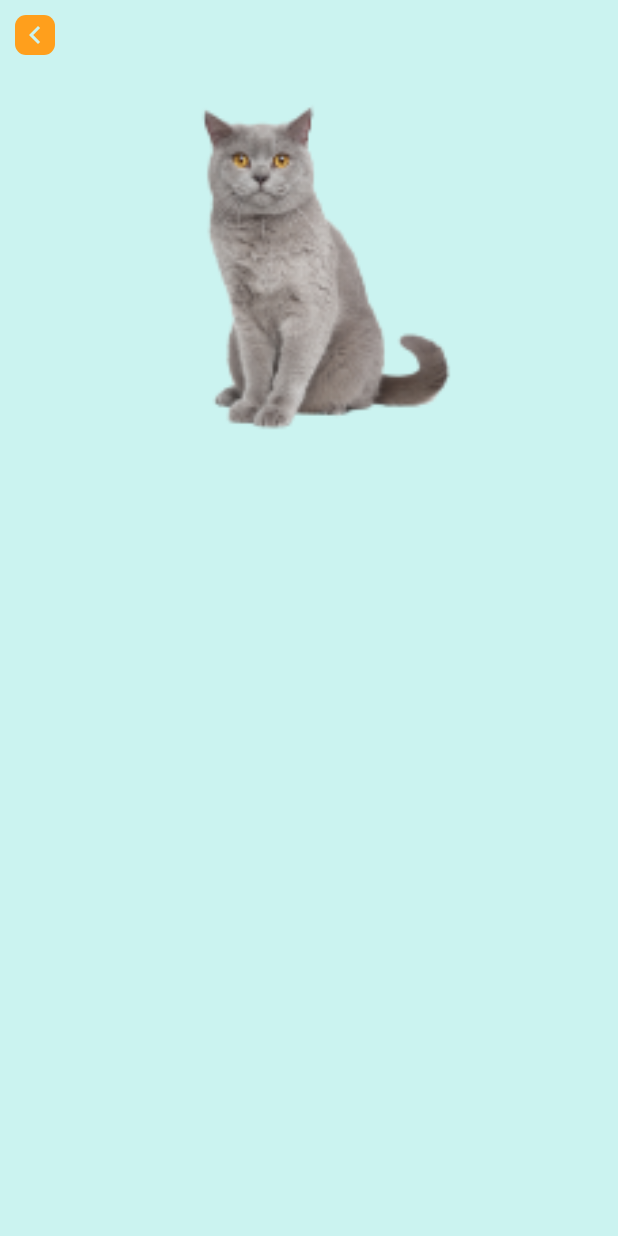
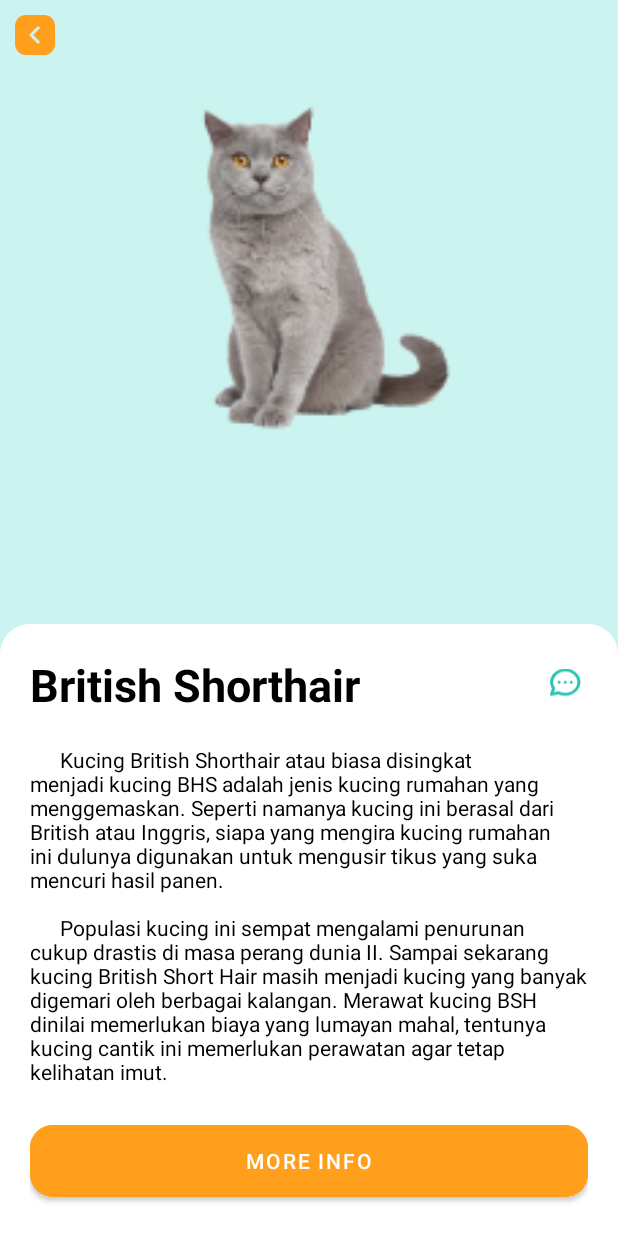
Before and after one commit to kucingapi/kucingin, an Android app: the layout detail_cat.xml on its own in the app's theme, with its tools: preview values and no code run, on a phone screen of 412 x 824 dp. Run offline under Robolectric (Android 15) with nearby library versions, the phone set to English and light mode, and no system bars.

Commit message:
[ADD] detail cat 1st design

```diff
--- /dev/null
+++ b/app/src/main/res/drawable/ic_message.xml
@@ -0,0 +1,13 @@
+<vector xmlns:android="http://schemas.android.com/apk/res/android"
+    android:width="29dp"
+    android:height="27dp"
+    android:viewportWidth="29"
+    android:viewportHeight="27">
+  <path
+      android:pathData="M18,9.0211V9.0311M5,17.0211L6.3,13.1211C5.1764,11.4594 4.77,9.4915 5.1562,7.5834C5.5424,5.6753 6.6951,3.9567 8.3998,2.7473C10.1045,1.538 12.2453,0.92 14.4241,1.0083C16.6029,1.0967 18.6715,1.8853 20.2453,3.2276C21.819,4.57 22.7909,6.3746 22.9801,8.3061C23.1693,10.2375 22.563,12.1643 21.2739,13.7282C19.9848,15.2921 18.1007,16.3867 15.9718,16.8084C13.8429,17.2302 11.6142,16.9504 9.7,16.0211L5,17.0211ZM14,9.0211V9.0311V9.0211ZM10,9.0211V9.0311V9.0211Z"
+      android:strokeLineJoin="round"
+      android:strokeWidth="2"
+      android:fillColor="#00000000"
+      android:strokeColor="#2EC4B6"
+      android:strokeLineCap="round"/>
+</vector>
--- a/app/src/main/res/layout/detail_cat.xml
+++ b/app/src/main/res/layout/detail_cat.xml
@@ -25,5 +25,45 @@
                android:layout_height="250dp"
                android:src="@drawable/british_short_hair"
     />
+    <LinearLayout android:layout_width="match_parent"
+                  app:layout_constraintBottom_toBottomOf="parent"
+                  android:background="@drawable/detail_cat_description"
+                  android:layout_height="wrap_content"
+                  android:orientation="vertical"
+                  android:padding="20dp"
+    >
+        <LinearLayout android:layout_width="match_parent" android:layout_height="wrap_content">
+
+            <TextView android:layout_width="wrap_content"
+                      android:text="British Shorthair"
+                      android:textSize="30dp"
+                      android:textColor="@color/black"
+                      android:layout_height="wrap_content"
+                      android:textStyle="bold"
+            />
+            <androidx.constraintlayout.widget.ConstraintLayout android:layout_width="match_parent" android:layout_height="match_parent">
+                <ImageView android:layout_width="wrap_content"
+                           android:id="@+id/message_cat"
+                           android:layout_height="match_parent"
+                           android:src="@drawable/ic_message"
+                           app:layout_constraintTop_toTopOf="parent"
+                           android:paddingTop="6dp"
+                           app:layout_constraintRight_toRightOf="parent"
+                />
+            </androidx.constraintlayout.widget.ConstraintLayout>
+        </LinearLayout>
+        <TextView android:layout_width="wrap_content"
+                  android:layout_marginVertical="20dp"
+                  android:layout_height="wrap_content"
+                  android:text="      Kucing British Shorthair atau biasa disingkat menjadi kucing BHS adalah jenis kucing rumahan yang menggemaskan. Seperti namanya kucing ini berasal dari British atau Inggris, siapa yang mengira kucing rumahan ini dulunya digunakan untuk mengusir tikus yang suka mencuri hasil panen. \n\n      Populasi kucing ini sempat mengalami penurunan cukup drastis di masa perang dunia II. Sampai sekarang kucing British Short Hair masih menjadi kucing yang banyak digemari oleh berbagai kalangan. Merawat kucing BSH dinilai memerlukan biaya yang lumayan mahal, tentunya kucing cantik ini memerlukan perawatan agar tetap kelihatan imut."
+                  android:textColor="@color/black"
+        />
+        <com.google.android.material.button.MaterialButton android:layout_width="match_parent"
+                                                           android:backgroundTint="@color/secondary"
+                                                           android:text="More info"
+                                                           android:layout_height="60dp"
+                                                           app:cornerRadius="15dp"
+        />
+    </LinearLayout>
 
 </androidx.constraintlayout.widget.ConstraintLayout>
```
